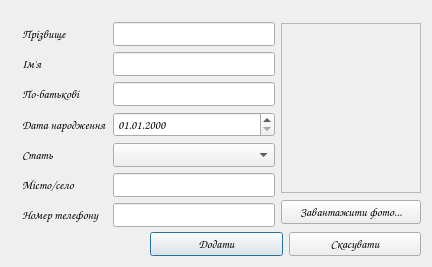
This is addpatientdialog.ui in moz6go/NesterDentalClinic as Qt 5 draws it before an edit. The edited form follows.
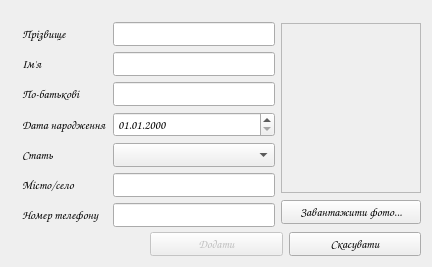
This is the edited form. Icons and pictures are not drawn.

The edit to the form file:
```diff
--- a/addpatientdialog.ui
+++ b/addpatientdialog.ui
@@ -31,6 +31,9 @@
    <layout class="QHBoxLayout" name="horizontalLayout_2">
     <item>
      <widget class="QPushButton" name="add_pb">
+      <property name="enabled">
+       <bool>false</bool>
+      </property>
       <property name="text">
        <string>Додати</string>
       </property>
@@ -45,7 +48,7 @@
     </item>
    </layout>
   </widget>
-  <widget class="QWidget" name="">
+  <widget class="QWidget" name="layoutWidget">
    <property name="geometry">
     <rect>
      <x>22</x>
```
Left out of the diff: 6 changed lines with no effect on the pictures.
